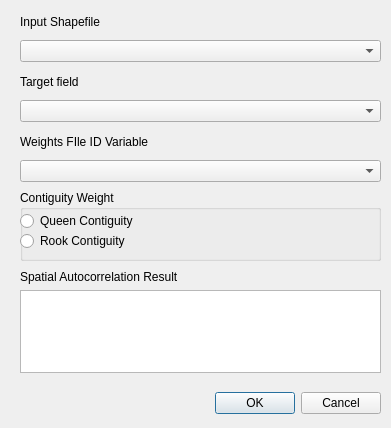
The window that tools/localMoran.ui (sjsrey/pysal-qgis) describes before a commit, drawn with Qt 5.
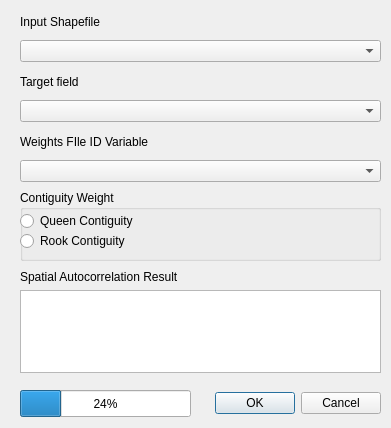
The same window after the commit.

Commit message: Add progress bar to Local Moran

```diff
--- a/tools/localMoran.ui
+++ b/tools/localMoran.ui
@@ -160,6 +160,19 @@
     </property>
    </widget>
   </widget>
+  <widget class="QProgressBar" name="progressBar">
+   <property name="geometry">
+    <rect>
+     <x>20</x>
+     <y>390</y>
+     <width>171</width>
+     <height>27</height>
+    </rect>
+   </property>
+   <property name="value">
+    <number>24</number>
+   </property>
+  </widget>
  </widget>
  <resources/>
  <connections>
```
The commit also changes 3 other files.
